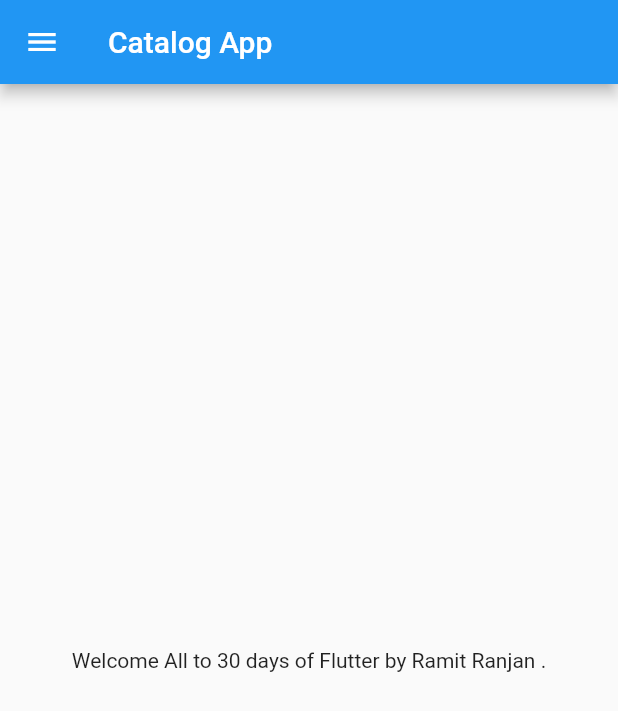
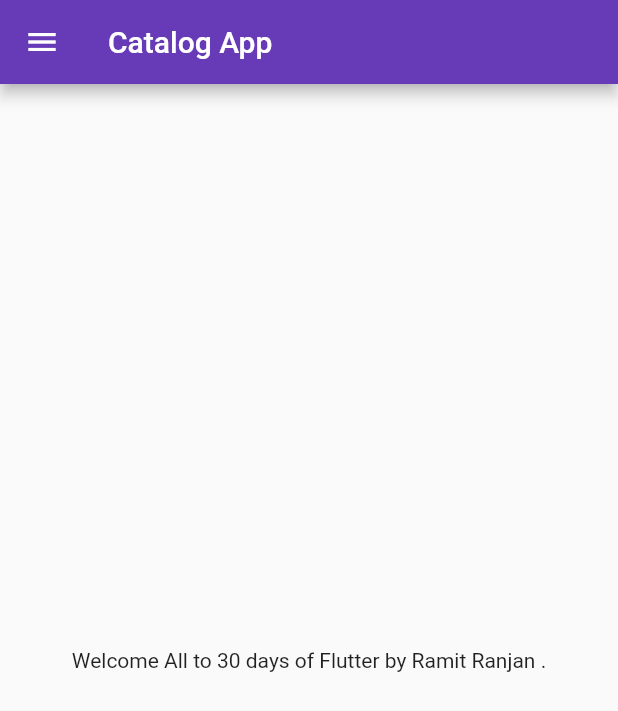
Before and after one commit to Ramitrajranjan/Flutter_30, a Flutter app: the screen it shows after launch, on a phone screen of 412 x 824 dp. Shown: the top 711 px of the screen. Run offline on Flutter 3.47's test engine with Material 2 defaults, Android fonts, the phone set to English and light mode, and no system bars.

Commit message:
Day3 Completed

```diff
--- a/lib/main.dart
+++ b/lib/main.dart
@@ -1,18 +1,31 @@
 import 'package:flutter/material.dart';
-import 'package:flutter_application_1/homepage.dart';
+import 'package:flutter_application_1/pages/homepage.dart';
+import 'package:flutter_application_1/pages/loginpage.dart';
 
 void main(){
   runApp(const MyApp());
 }
-
 
 class MyApp extends StatelessWidget {
   const MyApp({super.key});
 
   @override
   Widget build(BuildContext context) {
-    return const MaterialApp(
-      home: HomePage(),
-    );
+    return MaterialApp(
+            // home: const HomePage(),
+
+            themeMode: ThemeMode.light,
+            theme: ThemeData(
+                        primarySwatch: Colors.deepPurple
+            ),
+            darkTheme: ThemeData(
+                        brightness: Brightness.dark,
+            ),
+            initialRoute: "/home",
+            routes: {
+              "/":(context) =>  const LoginPage(),
+              "/home":(context) => const HomePage(),
+            },
+        );
   }
 }
--- a/lib/homepage.dart
+++ b/lib/pages/homepage.dart
@@ -11,14 +11,12 @@ class HomePage extends StatelessWidget {
 
     return Scaffold(
               appBar: AppBar(
-                        title: Text("Catalog App"),
+                        title: const Text("Catalog App"),
                       ),
-              body: Center(
-                      child: Container(
-                        child: Text("$msg All to $days days of Flutter by $name .")
-                        ),
+              body: const Center(
+                      child: Text("$msg All to $days days of Flutter by $name ."),
                     ),
-              drawer: Drawer(),
+              drawer: const Drawer(),
           );
   }
 }
```
Also changed, not shown: lib/pages/loginpage.dart (added, +20 -0 lines).
